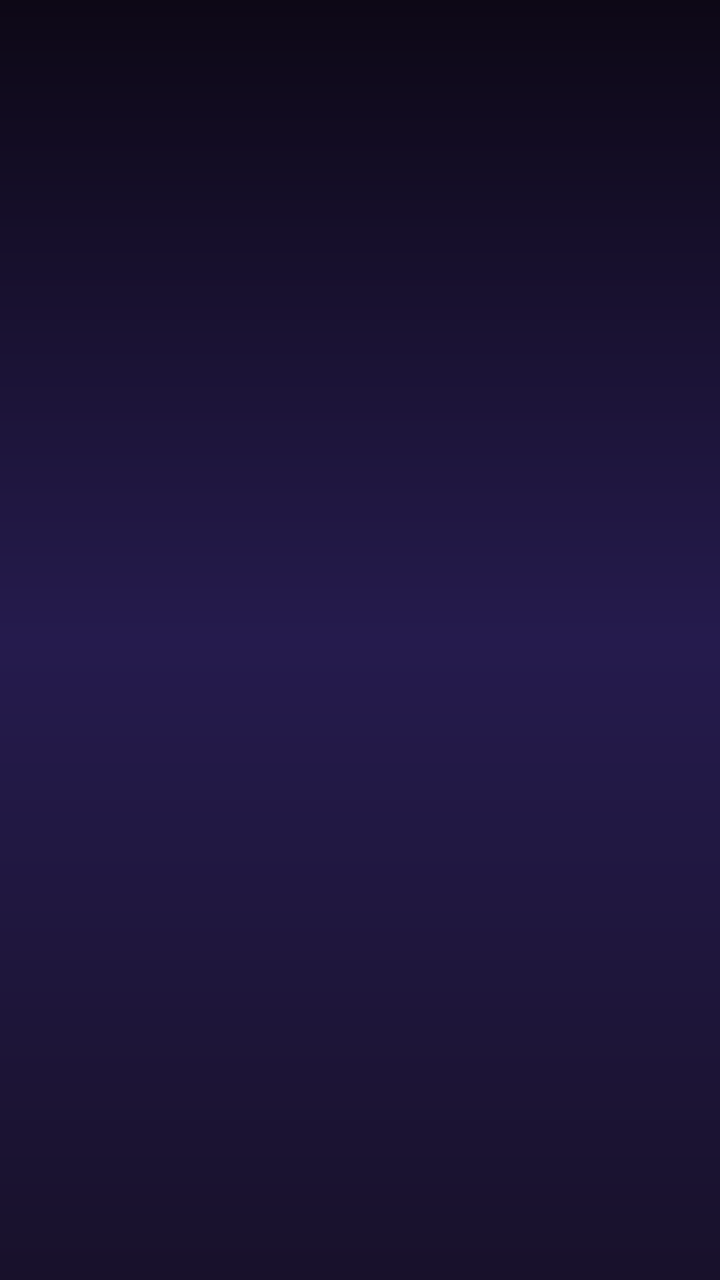
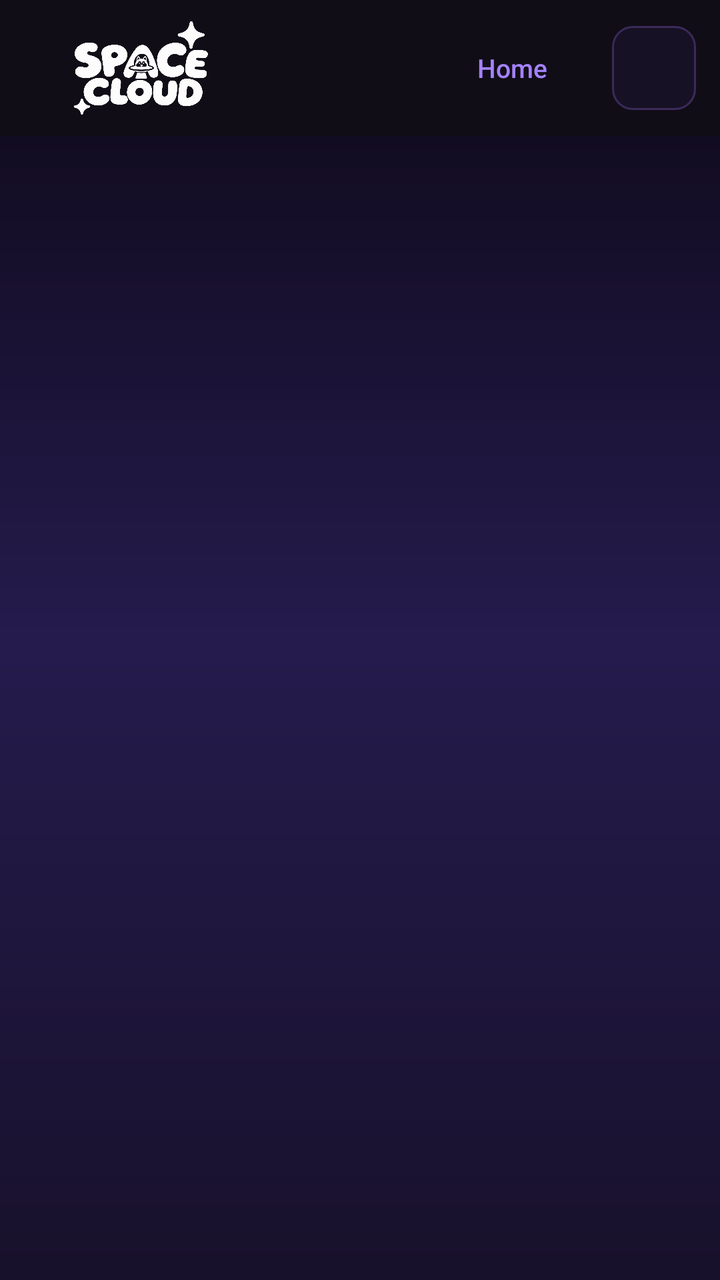

Screens rendered from an Android XML layout before and after an edit, with the pre-edit source and the edit as a unified diff.
<!-- AndroidManifest.xml: application theme AppTheme -->
<!-- res/layout/activity_app_view.xml -->
<RelativeLayout xmlns:android="http://schemas.android.com/apk/res/android"
    xmlns:tools="http://schemas.android.com/tools"
    android:layout_width="match_parent"
    android:layout_height="match_parent"
    tools:context=".AppView" >

    <FrameLayout
        android:id="@+id/appFragmentContainer"
        android:layout_width="fill_parent"
        android:layout_height="wrap_content"
        android:gravity="center"
        android:layout_alignParentLeft="true"
        android:layout_alignParentStart="true"
        android:layout_alignParentRight="true"
        android:layout_alignParentEnd="true"
        android:layout_alignParentBottom="true"
        android:layout_below="@+id/appListText"/>
    
    <TextView
        android:id="@+id/appListText"
        android:layout_width="wrap_content"
        android:layout_height="wrap_content"
        android:layout_centerHorizontal="true"
        android:layout_alignParentTop="true"
        android:gravity="center"
        android:paddingTop="5dp"
        android:paddingBottom="5dp"
        android:preferKeepClear="true"
        android:textSize="28sp"/>

</RelativeLayout>
<!-- resources referenced by this layout -->
<resources>
  <style name="AppTheme" parent="AppBaseTheme">
          
          <item name="android:windowActionBar">false</item>
          <item name="android:windowNoTitle">true</item>
      </style>
  <style name="AppBaseTheme" parent="android:Theme">
          
          <item name="appBackgroundColor">@color/moonlight_background</item>
          <item name="appSurfaceColor">@color/moonlight_surface</item>
          <item name="appSurface2Color">@color/moonlight_surface_2</item>
          <item name="appForegroundColor">@color/moonlight_foreground</item>
          <item name="appMutedForegroundColor">@color/moonlight_muted_foreground</item>
          <item name="appBorderColor">@color/moonlight_border</item>
          <item name="appLightSystemBars">false</item>
          <item name="appBackgroundDrawable">@drawable/bg_app_gradient</item>
          <item name="android:windowBackground">?attr/appBackgroundDrawable</item>
          <item name="android:textColorPrimary">?attr/appForegroundColor</item>
          <item name="android:textColorSecondary">?attr/appMutedForegroundColor</item>
      </style>
  <color name="moonlight_background">#0D0816</color>
  <color name="moonlight_surface">#110D17</color>
  <color name="moonlight_surface_2">#171126</color>
  <color name="moonlight_foreground">#F8F5FF</color>
  <color name="moonlight_muted_foreground">#9A92AA</color>
  <color name="moonlight_border">#3A2B59</color>
  <!-- drawable bg_app_gradient (drawable) -->
  <?xml version="1.0" encoding="utf-8"?>
  
  <shape xmlns:android="http://schemas.android.com/apk/res/android"
      android:shape="rectangle">
      <gradient
          android:type="linear"
          android:angle="270"
          android:startColor="@color/moonlight_sunset_top"
          android:centerColor="@color/moonlight_sunset_mid"
          android:endColor="@color/moonlight_sunset_horizon"/>
  </shape>
  <color name="moonlight_sunset_top">#0D0816</color>
  <color name="moonlight_sunset_mid">#251B4D</color>
  <color name="moonlight_sunset_horizon">#18112B</color>
</resources>

<!-- the commit's change to res/layout/activity_app_view.xml (unified diff, before → after) -->
@@ -1,31 +1,74 @@
-<RelativeLayout xmlns:android="http://schemas.android.com/apk/res/android"
+<LinearLayout xmlns:android="http://schemas.android.com/apk/res/android"
     xmlns:tools="http://schemas.android.com/tools"
     android:layout_width="match_parent"
     android:layout_height="match_parent"
-    tools:context=".AppView" >
+    android:background="@drawable/bg_app_gradient"
+    android:orientation="vertical"
+    tools:context=".AppView">
+
+    <LinearLayout
+        android:id="@+id/appToolbar"
+        android:layout_width="match_parent"
+        android:layout_height="68dp"
+        android:background="@color/moonlight_surface"
+        android:gravity="center_vertical"
+        android:paddingStart="16dp"
+        android:paddingEnd="12dp">
+
+        <ImageView
+            android:layout_width="108dp"
+            android:layout_height="48dp"
+            android:contentDescription="@string/launcher_toolbar_title"
+            android:scaleType="centerInside"
+            android:src="@drawable/logo_spacecloud_brandbook" />
+
+        <TextView
+            android:id="@+id/appToolbarTitle"
+            android:layout_width="0dp"
+            android:layout_height="wrap_content"
+            android:layout_marginStart="8dp"
+            android:layout_weight="1"
+            android:textColor="?attr/appForegroundColor"
+            android:textSize="16sp"
+            android:textStyle="bold" />
+
+        <Button
+            android:id="@+id/appHomeButton"
+            android:layout_width="wrap_content"
+            android:layout_height="44dp"
+            android:background="@android:color/transparent"
+            android:text="@string/launcher_home"
+            android:textAllCaps="false"
+            android:textColor="@color/moonlight_purple"
+            android:textSize="13sp" />
+
+        <ImageButton
+            android:id="@+id/appSettingsButton"
+            android:layout_width="42dp"
+            android:layout_height="42dp"
+            android:layout_marginStart="6dp"
+            android:background="@drawable/bg_button_ghost"
+            android:contentDescription="@string/launcher_shortcut_settings"
+            android:padding="10dp"
+            android:src="@drawable/ic_settings" />
+    </LinearLayout>
+
+    <TextView
+        android:id="@+id/appListText"
+        android:layout_width="match_parent"
+        android:layout_height="wrap_content"
+        android:paddingStart="20dp"
+        android:paddingTop="18dp"
+        android:paddingEnd="20dp"
+        android:paddingBottom="10dp"
+        android:textSize="22sp"
+        android:textColor="?attr/appForegroundColor"
+        android:textStyle="bold" />
 
     <FrameLayout
         android:id="@+id/appFragmentContainer"
-        android:layout_width="fill_parent"
-        android:layout_height="wrap_content"
-        android:gravity="center"
-        android:layout_alignParentLeft="true"
-        android:layout_alignParentStart="true"
-        android:layout_alignParentRight="true"
-        android:layout_alignParentEnd="true"
-        android:layout_alignParentBottom="true"
-        android:layout_below="@+id/appListText"/>
-    
-    <TextView
-        android:id="@+id/appListText"
-        android:layout_width="wrap_content"
-        android:layout_height="wrap_content"
-        android:layout_centerHorizontal="true"
-        android:layout_alignParentTop="true"
-        android:gravity="center"
-        android:paddingTop="5dp"
-        android:paddingBottom="5dp"
-        android:preferKeepClear="true"
-        android:textSize="28sp"/>
-
-</RelativeLayout>
+        android:layout_width="match_parent"
+        android:layout_height="0dp"
+        android:layout_weight="1"
+        android:gravity="center" />
+</LinearLayout>
<!-- resource entries referenced after the edit -->
@@ -1,5 +1,6 @@
 <!-- resources referenced by this layout -->
 <resources>
+  <color name="moonlight_purple">#A482FA</color>
   <style name="AppTheme" parent="AppBaseTheme">
           
           <item name="android:windowActionBar">false</item>
@@ -25,6 +26,7 @@
   <color name="moonlight_foreground">#F8F5FF</color>
   <color name="moonlight_muted_foreground">#9A92AA</color>
   <color name="moonlight_border">#3A2B59</color>
+  <color name="moonlight_gold_foreground">#FFFFFF</color>
   <!-- drawable bg_app_gradient (drawable) -->
   <?xml version="1.0" encoding="utf-8"?>
   
@@ -37,6 +39,30 @@
           android:centerColor="@color/moonlight_sunset_mid"
           android:endColor="@color/moonlight_sunset_horizon"/>
   </shape>
+  <!-- drawable bg_button_ghost (drawable) -->
+  <?xml version="1.0" encoding="utf-8"?>
+  <shape xmlns:android="http://schemas.android.com/apk/res/android"
+      android:shape="rectangle">
+      <solid android:color="@color/moonlight_surface_2" />
+      <stroke
+          android:width="1dp"
+          android:color="@color/moonlight_border" />
+      <corners android:radius="10dp" />
+  </shape>
+  <!-- drawable ic_settings (drawable) -->
+  <vector xmlns:android="http://schemas.android.com/apk/res/android"
+      android:width="256dp"
+      android:height="256dp"
+      android:viewportWidth="24"
+      android:viewportHeight="24">
+      <path
+          android:fillColor="@color/moonlight_gold_foreground"
+          android:pathData="M19.14,12.94c0.04,-0.3 0.06,-0.61 0.06,-0.94c0,-0.32 -0.02,-0.64 -0.07,-0.94l2.03,-1.58c0.18,-0.14 0.23,-0.41 0.12,-0.61l-1.92,-3.32c-0.12,-0.22 -0.37,-0.29 -0.59,-0.22l-2.39,0.96c-0.5,-0.38 -1.03,-0.7 -1.62,-0.94L14.4,2.81c-0.04,-0.24 -0.24,-0.41 -0.48,-0.41h-3.84c-0.24,0 -0.43,0.17 -0.47,0.41L9.25,5.35C8.66,5.59 8.12,5.92 7.63,6.29L5.24,5.33c-0.22,-0.08 -0.47,0 -0.59,0.22L2.74,8.87C2.62,9.08 2.66,9.34 2.86,9.48l2.03,1.58C4.84,11.36 4.8,11.69 4.8,12s0.02,0.64 0.07,0.94l-2.03,1.58c-0.18,0.14 -0.23,0.41 -0.12,0.61l1.92,3.32c0.12,0.22 0.37,0.29 0.59,0.22l2.39,-0.96c0.5,0.38 1.03,0.7 1.62,0.94l0.36,2.54c0.05,0.24 0.24,0.41 0.48,0.41h3.84c0.24,0 0.44,-0.17 0.47,-0.41l0.36,-2.54c0.59,-0.24 1.13,-0.56 1.62,-0.94l2.39,0.96c0.22,0.08 0.47,0 0.59,-0.22l1.92,-3.32c0.12,-0.22 0.07,-0.47 -0.12,-0.61L19.14,12.94zM12,15.6c-1.98,0 -3.6,-1.62 -3.6,-3.6s1.62,-3.6 3.6,-3.6s3.6,1.62 3.6,3.6S13.98,15.6 12,15.6z" />
+  </vector>
+  <!-- drawable logo_spacecloud_brandbook: png bitmap (drawable-nodpi, 325577 bytes) -->
+  <string name="launcher_home">Home</string>
+  <string name="launcher_shortcut_settings">Settings</string>
+  <string name="launcher_toolbar_title">Your cloud gaming space</string>
   <color name="moonlight_sunset_top">#0D0816</color>
   <color name="moonlight_sunset_mid">#251B4D</color>
   <color name="moonlight_sunset_horizon">#18112B</color>
